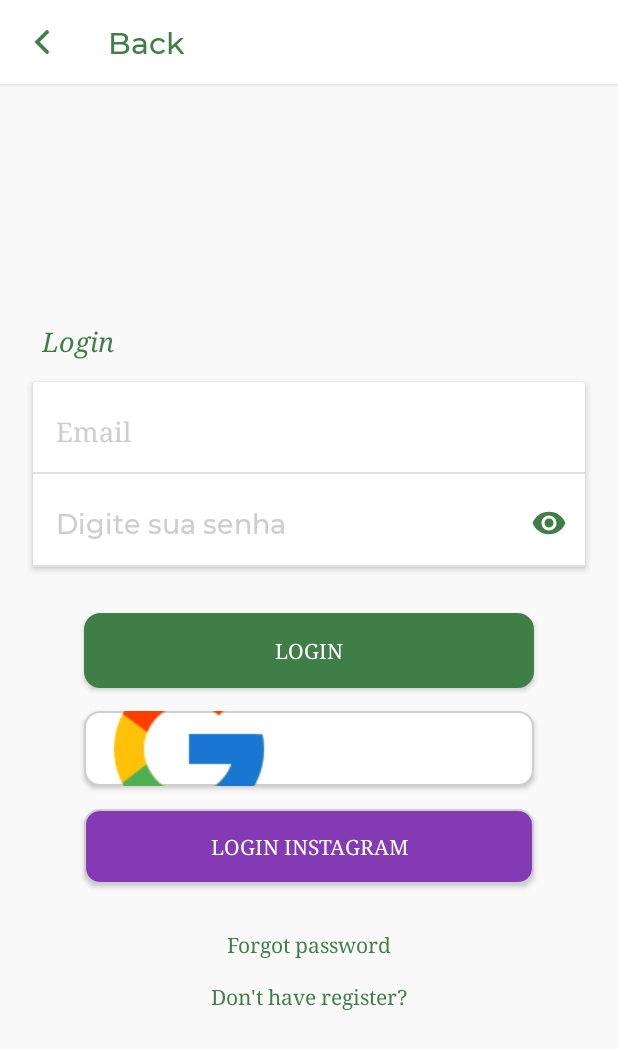
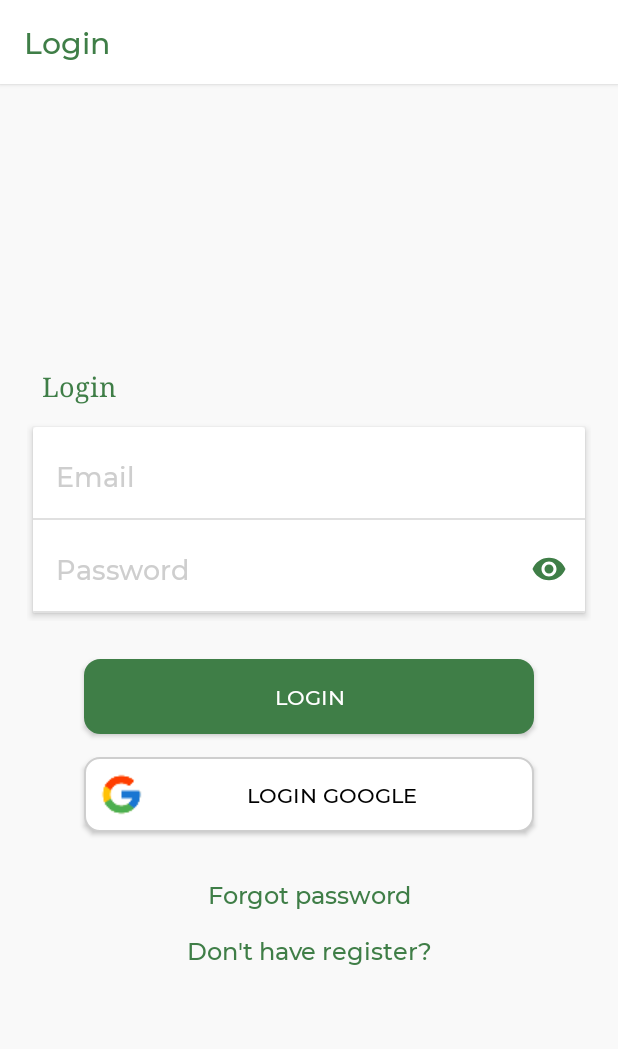
Before and after one commit to leonardojcpg/FlashCard, an Android app: the screen it shows after launch (FrmLogin), on a phone screen of 412 x 824 dp. Shown: the top 1049 px of the screen. Run offline under Robolectric (Android 15) with nearby library versions, the phone set to English and light mode, and no system bars.

Commit message:
login page and xml

```diff
--- a/app/src/main/java/App/FlashCardStudy/Screens/FrmLogin.java
+++ b/app/src/main/java/App/FlashCardStudy/Screens/FrmLogin.java
@@ -13,6 +13,7 @@ import com.google.android.gms.auth.api.signin.GoogleSignIn;
 import com.google.android.gms.auth.api.signin.GoogleSignInClient;
 import com.google.android.gms.auth.api.signin.GoogleSignInOptions;
 import App.FlashCardStudy.Base.FlashCardStudyActivity;
+import App.FlashCardStudy.Base.FlashCardStudyClick;
 import App.FlashCardStudy.Constants.Const;
 import App.FlashCardStudy.Firebase.FirebaseLoginUser;
 import App.FlashCardStudy.R;
@@ -25,6 +26,7 @@ public class FrmLogin extends FlashCardStudyActivity implements View.OnClickList
     private FirebaseLoginUser loginUser = null;
     private GoogleSignInOptions googleSignIn = null;
     private GoogleSignInClient googleSignInClient = null;
+    private FlashCardStudyClick flashCardStudyClick = null;
 
     //Controles da classe
     private Toolbar toolbar = null;
@@ -32,7 +34,6 @@ public class FrmLogin extends FlashCardStudyActivity implements View.OnClickList
     private EditText txtPassword = null;
     private Button cmdLogin = null;
     private Button cmdLoginGoogle = null;
-    private Button cmdLoginInstagram = null;
     private TextView lblForgotPassword = null;
     private TextView lblNoRegister = null;
 
@@ -57,12 +58,15 @@ public class FrmLogin extends FlashCardStudyActivity implements View.OnClickList
         txtPassword = findViewById(R.id.txtPasswod);
         cmdLogin = findViewById(R.id.cmdLogin);
         cmdLoginGoogle = findViewById(R.id.cmdLoginGoogle);
-        cmdLoginInstagram = findViewById(R.id.cmdLoginInstagram);
         lblForgotPassword = findViewById(R.id.lblForgotPassword);
         lblNoRegister = findViewById(R.id.lblNoRegister);
 
-        //Carrega o botão voltar da tela
-        Support.loadToolbarBack(toolbar, this);
+        //Setamos a classe de click, para evitarmos cliques duplos na aplicacao
+        flashCardStudyClick = new FlashCardStudyClick(this);
+
+        //Setamos o listener nos botoes
+        cmdLogin.setOnClickListener(this);
+        cmdLoginGoogle.setOnClickListener(this);
 
         // cria a configuracao de login com o google
         googleSignIn = new GoogleSignInOptions.Builder(GoogleSignInOptions.DEFAULT_SIGN_IN).requestEmail().build();
@@ -70,6 +74,12 @@ public class FrmLogin extends FlashCardStudyActivity implements View.OnClickList
 
         //Ajusta a fonte do campo de senha
         Support.setfont(this, txtPassword, R.font.montmedio, false, false);
+        Support.setfont(this, txtEmail, R.font.montmedio, false, false);
+        Support.setfont(this, cmdLogin, R.font.montmedio, false, false);
+        Support.setfont(this, cmdLoginGoogle, R.font.montmedio, false, false);
+        Support.setfont(this, lblForgotPassword, R.font.montmedio, false, false);
+        Support.setfont(this, lblNoRegister, R.font.montmedio, false, false);
+
         txtPassword.setTransformationMethod(new PasswordTransformationMethod());
 
         // Define o listener do key para dar acao ao clicar no "enter" do teclado
@@ -79,10 +89,8 @@ public class FrmLogin extends FlashCardStudyActivity implements View.OnClickList
     @Override
     public void loadData() throws Exception
     {
-        super.loadData();
-
-        //Carrega a toolbar
-        toolbar.setTitle(R.string.back_toolbar);
+        //Seta o titulo da toolbar como login ao iniciar a pagina
+        toolbar.setTitle(R.string.toolbar_login);
     }
 
     @Override
--- a/app/src/main/res/layout/frm_login.xml
+++ b/app/src/main/res/layout/frm_login.xml
@@ -22,19 +22,17 @@
         <LinearLayout
             android:layout_width="match_parent"
             android:layout_height="match_parent"
+            android:layout_gravity="center"
             android:gravity="center_horizontal"
-            android:layout_gravity="center"
             android:orientation="vertical"
             android:padding="8dp">
 
-            <!-- Login -->
             <LinearLayout
                 android:layout_width="match_parent"
                 android:layout_height="wrap_content"
                 android:layout_margin="10dp"
                 android:orientation="vertical">
 
-                <!-- Legenda -->
                 <LinearLayout
                     android:layout_width="match_parent"
                     android:layout_height="wrap_content"
@@ -42,18 +40,16 @@
                     android:orientation="horizontal"
                     android:paddingLeft="10dp">
 
-
                     <TextView
                         android:layout_width="match_parent"
                         android:layout_height="wrap_content"
                         android:text="@string/toolbar_login"
                         android:textColor="@color/cor_app"
                         android:textSize="@dimen/text_size_18"
-                        android:textStyle="italic" />
+                        android:textStyle="normal" />
 
                 </LinearLayout>
 
-                <!-- Campos -->
                 <LinearLayout
                     android:layout_width="match_parent"
                     android:layout_height="wrap_content"
@@ -134,9 +130,6 @@
 
             </LinearLayout>
 
-            <!-- BOTÃO LOGIN -->
-
-            <!-- BOTÃO GOOGLE -->
             <Button
                 android:id="@+id/cmdLogin"
                 android:layout_width="@dimen/button_app_width"
@@ -153,21 +146,10 @@
                 android:layout_height="@dimen/button_app_height"
                 android:layout_marginBottom="15dp"
                 android:background="@drawable/google_button"
-                android:drawableLeft="@drawable/google_icon"
+                android:drawableStart="@drawable/google_icon_small"
                 android:paddingHorizontal="10dp"
                 android:text="@string/login_google"
-                android:textColor="@color/app_text_color"
-                android:visibility="visible" />
-
-            <Button
-                android:id="@+id/cmdLoginInstagram"
-                android:layout_width="@dimen/button_app_width"
-                android:layout_height="@dimen/button_app_height"
-                android:layout_marginBottom="15dp"
-                android:background="@drawable/instagram_button"
-                android:paddingHorizontal="10dp"
-                android:text="@string/login_instagram"
-                android:textColor="@color/app_text_color"
+                android:textColor="@color/colorAccent"
                 android:visibility="visible" />
 
             <TextView
@@ -178,7 +160,8 @@
                 android:layout_marginBottom="15dp"
                 android:gravity="center"
                 android:text="@string/password_forgot"
-                android:textColor="@color/cor_app" />
+                android:textColor="@color/cor_app"
+                android:textSize="16sp" />
 
             <TextView
                 android:id="@+id/lblNoRegister"
@@ -186,7 +169,8 @@
                 android:layout_height="wrap_content"
                 android:gravity="center"
                 android:text="@string/profile_no"
-                android:textColor="@color/cor_app" />
+                android:textColor="@color/cor_app"
+                android:textSize="16sp" />
 
         </LinearLayout>
 
--- a/app/src/main/res/values/strings.xml
+++ b/app/src/main/res/values/strings.xml
@@ -15,7 +15,7 @@
     <!-- hints -->
     <string name="hint_flashcard">Digite aqui sua resposta</string>
     <string name="hint_login">Email</string>
-    <string name="hint_password">Digite sua senha</string>
+    <string name="hint_password">Password</string>
 
     <!-- toolbar -->
     <string name="toolbar_login">Login</string>
```
